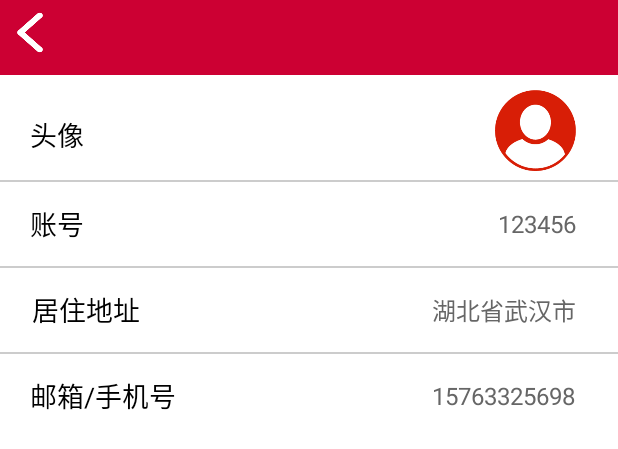
After one commit to roadcmy/Road, an Android app: the layout details_me.xml on its own in the app's theme, with its tools: preview values and no code run, on a phone screen of 412 x 824 dp. The commit adds this screen. Shown: the top 449 px of the screen. Run offline under Robolectric (Android 15) with nearby library versions, the phone set to English and light mode, and no system bars.

Commit message:
整个最新版本                --LSY

```diff
--- /dev/null
+++ b/app/src/main/res/layout/common_top.xml
@@ -0,0 +1,33 @@
+<?xml version="1.0" encoding="utf-8"?>
+<LinearLayout xmlns:android="http://schemas.android.com/apk/res/android"
+    android:layout_width="match_parent"
+    android:layout_height="50dp"
+    android:orientation="vertical"
+    >
+
+    <LinearLayout
+        android:layout_width="match_parent"
+        android:layout_height="50dp"
+        android:background="@color/login_red"
+        android:fitsSystemWindows="true">
+
+        <ImageView
+            android:layout_width="40dp"
+            android:layout_height="35dp"
+            android:background="@drawable/left_arrow"
+            android:layout_marginTop="4dp"/>
+        <TextView
+            android:id="@+id/textView8"
+            android:layout_width="wrap_content"
+            android:layout_height="match_parent"
+            android:layout_weight="1"
+            android:layout_marginTop="15dp"
+            android:text="标题"
+            android:textColor="@color/white"
+            android:gravity="center"
+            android:textSize="25dp"
+            android:visibility="gone"
+            />
+    </LinearLayout>
+
+</LinearLayout>
--- /dev/null
+++ b/app/src/main/res/layout/details_me.xml
@@ -0,0 +1,175 @@
+<?xml version="1.0" encoding="utf-8"?>
+<LinearLayout xmlns:android="http://schemas.android.com/apk/res/android"
+    xmlns:tools="http://schemas.android.com/tools"
+    android:layout_width="match_parent"
+    android:layout_height="match_parent">
+
+
+    <LinearLayout
+        android:layout_width="match_parent"
+        android:layout_height="match_parent"
+        android:orientation="vertical">
+
+        <include layout="@layout/common_top" ></include>
+
+        <RelativeLayout
+            android:layout_marginTop="10dp"
+            android:id="@+id/rl_myread"
+            android:layout_width="match_parent"
+            android:layout_height="60dp"
+            android:background="@color/white"
+            android:clickable="true">
+
+            <TextView
+                android:id="@+id/textView"
+                android:layout_width="wrap_content"
+                android:layout_height="wrap_content"
+                android:layout_centerVertical="true"
+                android:layout_marginLeft="20dp"
+                android:text="头像"
+                android:textColor="@color/black"
+                android:textSize="18sp" />
+
+            <ImageView
+                android:id="@+id/circleImageView"
+                android:layout_width="54dp"
+                android:layout_height="54dp"
+                android:layout_alignParentRight="true"
+                android:layout_marginRight="28dp"
+                android:src="@drawable/user_unlog" />
+
+
+        </RelativeLayout>
+
+        <LinearLayout
+            android:layout_width="match_parent"
+            android:layout_height="1dp"
+            android:background="@color/back_white"></LinearLayout>
+
+        <RelativeLayout
+            android:id="@+id/rl_mydate"
+            android:layout_width="match_parent"
+            android:layout_height="56dp"
+            android:layout_alignParentBottom="true"
+            android:layout_alignParentStart="true"
+            android:background="@color/white">
+
+
+            <TextView
+                android:id="@+id/textView3"
+                android:layout_width="wrap_content"
+                android:layout_height="wrap_content"
+                android:layout_centerVertical="true"
+                android:layout_marginLeft="20dp"
+                android:text="账号"
+                android:textColor="@color/black"
+                android:textSize="18sp" />
+
+            <view
+                class="android.support.v4.widget.Space"
+                android:id="@+id/view"
+                android:layout_width="match_parent"
+                android:layout_height="wrap_content"
+                android:layout_alignParentBottom="true"
+                android:layout_marginBottom="367dp"
+                android:layout_marginStart="47dp"
+                android:layout_toEndOf="@+id/textView3" />
+
+            <TextView
+                android:id="@+id/textView10"
+                android:layout_width="wrap_content"
+                android:layout_height="wrap_content"
+                android:layout_alignParentEnd="true"
+                android:layout_centerVertical="true"
+                android:layout_marginRight="28dp"
+                android:text="123456"
+                android:textColor="@color/product_detail_common"
+                android:textSize="16sp" />
+
+        </RelativeLayout>
+
+        <LinearLayout
+            android:layout_width="match_parent"
+            android:layout_height="1dp"
+            android:background="@color/back_white"></LinearLayout>
+
+
+        <RelativeLayout
+            android:id="@+id/rl_my_flesh"
+            android:layout_width="match_parent"
+            android:layout_height="56dp"
+            android:layout_alignParentStart="true"
+            android:layout_alignParentTop="true"
+            android:background="@color/white"
+            android:clickable="true">
+
+
+            <TextView
+                android:id="@+id/textView14"
+                android:layout_width="wrap_content"
+                android:layout_height="wrap_content"
+                android:layout_alignParentStart="true"
+                android:layout_centerVertical="true"
+                android:layout_marginStart="21dp"
+                android:text="居住地址"
+                android:textColor="@color/black"
+                android:textSize="18sp" />
+
+
+            <TextView
+                android:id="@+id/textView13"
+                android:layout_width="wrap_content"
+                android:layout_height="wrap_content"
+                android:layout_alignParentEnd="true"
+                android:layout_centerVertical="true"
+                android:layout_marginRight="28dp"
+                android:text="湖北省武汉市"
+                android:textColor="@color/product_detail_common"
+                android:textSize="16sp" />
+
+        </RelativeLayout>
+
+        <LinearLayout
+            android:layout_width="match_parent"
+            android:layout_height="1dp"
+            android:background="@color/back_white"></LinearLayout>
+
+        <RelativeLayout
+            android:id="@+id/rl_my_alarm"
+            android:layout_width="match_parent"
+            android:layout_height="56dp"
+            android:layout_alignParentStart="true"
+            android:layout_alignParentTop="true"
+            android:background="@color/white"
+            android:clickable="true">
+
+
+            <TextView
+                android:id="@+id/textView11"
+                android:layout_width="wrap_content"
+                android:layout_height="wrap_content"
+                android:layout_centerVertical="true"
+                android:layout_marginLeft="20dp"
+                android:text="邮箱/手机号"
+                android:textColor="@color/black"
+                android:textSize="18sp"
+                tools:ignore="UnknownId" />
+
+            <TextView
+                android:id="@+id/textView12"
+                android:layout_width="wrap_content"
+                android:layout_height="wrap_content"
+                android:layout_alignParentEnd="true"
+                android:layout_centerVertical="true"
+                android:layout_marginRight="28dp"
+                android:text="15763325698"
+                android:textColor="@color/product_detail_common"
+                android:textSize="16dp" />
+
+
+        </RelativeLayout>
+
+    </LinearLayout>
+
+
+</LinearLayout>
--- a/app/src/main/res/values/strings.xml
+++ b/app/src/main/res/values/strings.xml
@@ -5,7 +5,8 @@
     <string name="login">登录</string>
     <string name="register">新用户注册</string>
     <string name="f_password">忘记密码</string>
+    <string name="up_re">登录/注册</string>
+    <string name="zh">123456</string>
     <string name="account_can_not_be_empty">Account can\'t be empty</string>
     <string name="password_can_not_be_empty">Password can\'t be empty</string>
-
 </resources>
```
Also changed, not shown: app/src/main/res/layout/activity_login.xml (+10 -40 lines), app/src/main/res/layout/fragment_me.xml (added, +298 -0 lines), app/src/main/res/drawable/about.png (added), app/src/main/res/drawable/activity.png (added), app/src/main/res/drawable/alarm.png (added), app/src/main/res/drawable/collect.png (added), app/src/main/res/drawable/fabu.png (added), app/src/main/res/drawable/left_arrow.png (added), app/src/main/res/drawable/massage.png (added), app/src/main/res/drawable/me_back.png (added), app/src/main/res/drawable/next.png (added), app/src/main/res/drawable/right.png (added), app/src/main/res/drawable/searchtext.png (added), app/src/main/res/drawable/serachbac.png (added), 3 more files.
